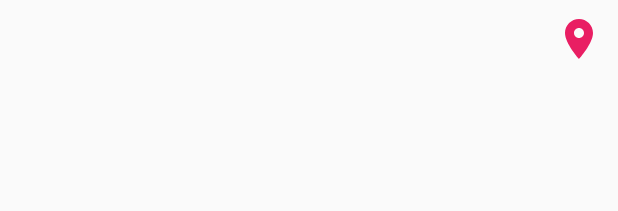
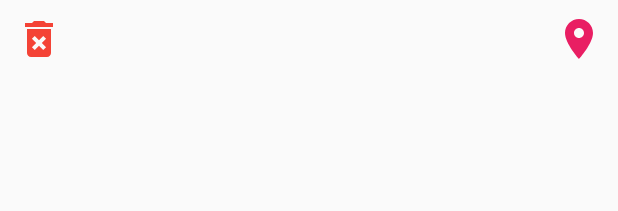
Before and after one commit to mabahmani/OnlineShoppingApp, an Android app: the layout address_item_row.xml on its own in the app's theme, with its tools: preview values and no code run, on a phone screen of 412 x 824 dp. Shown: the top 211 px of the screen. Run offline under Robolectric (Android 15) with nearby library versions, the phone set to English and light mode, and no system bars.

Commit message:
Add deleteAddress Api.

```diff
--- a/app/src/main/java/com/mab/onlineshopping/AddressActivity.java
+++ b/app/src/main/java/com/mab/onlineshopping/AddressActivity.java
@@ -41,7 +41,7 @@ public class AddressActivity extends AppCompatActivity {
          OnlineShoppingApi.GetAddressesCallBack getAddressesCallBack = new OnlineShoppingApi.GetAddressesCallBack() {
             @Override
             public void onResponse(AddressResponse addressResponse) {
-                addressesAdapter = new AddressesAdapter(addressList);
+                addressesAdapter = new AddressesAdapter(addressList,getApplicationContext());
                 addressesAdapter.notifyDataSetChanged();
                 addressList.addAll(addressResponse.getAddressList());
                 recyclerView.setLayoutManager(new LinearLayoutManager(getApplicationContext()));
--- /dev/null
+++ b/app/src/main/res/drawable/ic_delete_forever_black_24dp.xml
@@ -0,0 +1,5 @@
+<vector android:height="32dp" android:tint="#F44336"
+    android:viewportHeight="24.0" android:viewportWidth="24.0"
+    android:width="32dp" xmlns:android="http://schemas.android.com/apk/res/android">
+    <path android:fillColor="#FF000000" android:pathData="M6,19c0,1.1 0.9,2 2,2h8c1.1,0 2,-0.9 2,-2L18,7L6,7v12zM8.46,11.88l1.41,-1.41L12,12.59l2.12,-2.12 1.41,1.41L13.41,14l2.12,2.12 -1.41,1.41L12,15.41l-2.12,2.12 -1.41,-1.41L10.59,14l-2.13,-2.12zM15.5,4l-1,-1h-5l-1,1L5,4v2h14L19,4z"/>
+</vector>
--- a/app/src/main/res/layout/address_item_row.xml
+++ b/app/src/main/res/layout/address_item_row.xml
@@ -7,7 +7,7 @@
     <TextView
         android:id="@+id/address"
         android:layout_width="0dp"
-        app:layout_constraintLeft_toLeftOf="parent"
+        app:layout_constraintLeft_toRightOf="@+id/address_remove"
         app:layout_constraintRight_toRightOf="parent"
         app:layout_constraintTop_toTopOf="parent"
         android:gravity="center_vertical"
@@ -16,5 +16,16 @@
         android:fontFamily="@font/sahel"
         android:drawableRight="@drawable/ic_location_on_black_24dp"
         android:layout_height="wrap_content" />
+    <ImageView
+        android:id="@+id/address_remove"
+        android:layout_width="wrap_content"
+        app:layout_constraintTop_toTopOf="parent"
+        app:layout_constraintRight_toLeftOf="@id/address"
+        app:layout_constraintLeft_toLeftOf="parent"
+        app:layout_constraintBottom_toBottomOf="parent"
+        android:src="@drawable/ic_delete_forever_black_24dp"
+        android:padding="10dp"
+        android:layout_height="wrap_content"
+        android:contentDescription="@string/remove_address" />
 
 </android.support.constraint.ConstraintLayout>
--- a/app/src/main/res/values/strings.xml
+++ b/app/src/main/res/values/strings.xml
@@ -13,4 +13,5 @@
     <string name="checkout">نهایی کردن سفارش</string>
     <string name="new_address">ادرس جدید</string>
     <string name="add_address">افزودن ادرس</string>
+    <string name="remove_address">remove_address</string>
 </resources>
```
Also changed, not shown: app/src/main/java/com/mab/onlineshopping/Data/DeleteAddressController.java (added, +37 -0 lines), app/src/main/java/com/mab/onlineshopping/Data/OnlineShoppingApi.java (+13 -0 lines), app/src/main/java/com/mab/onlineshopping/Model/AddressesAdapter.java (+37 -2 lines).
